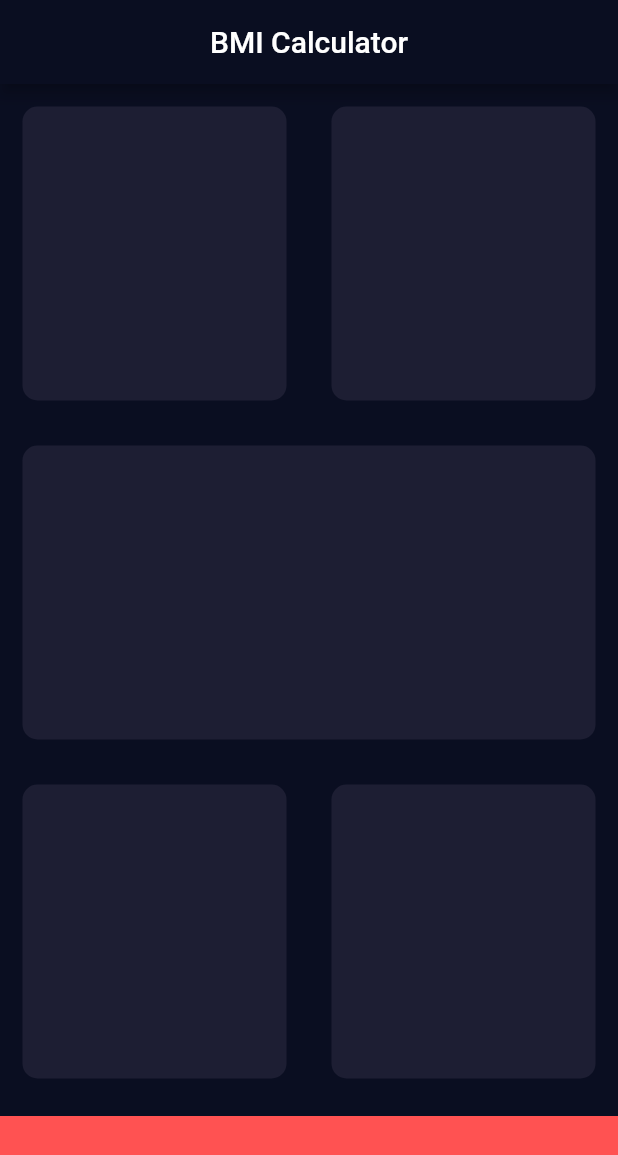
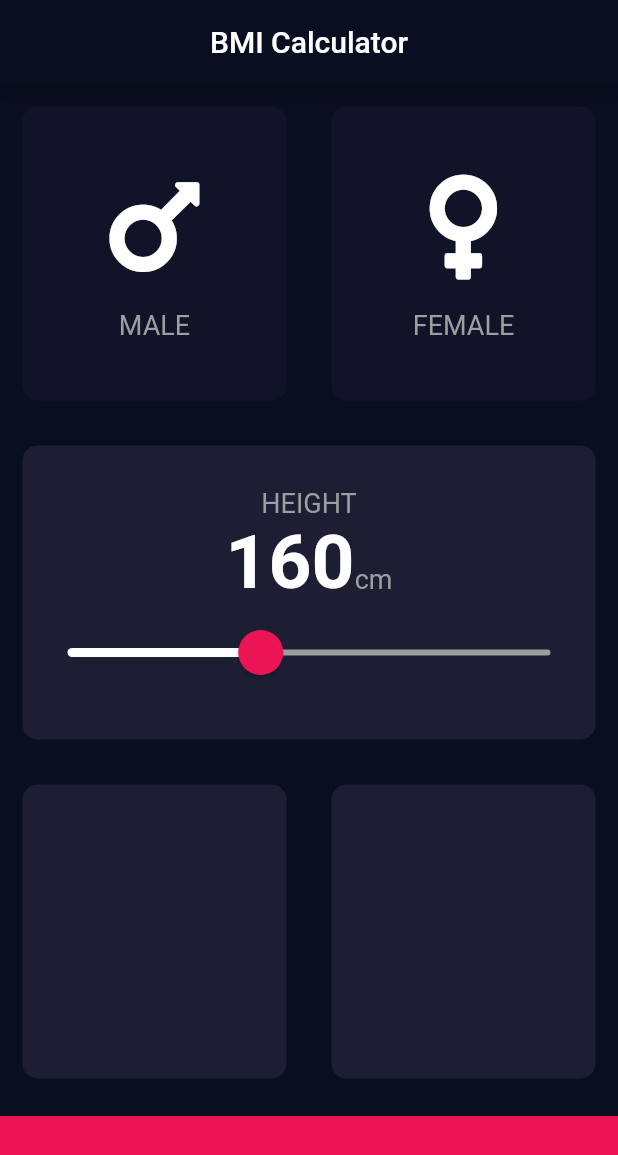
Before and after one commit to hho114/bmi_calculator, a Flutter app: the screen it shows after launch, on a phone screen of 412 x 824 dp. Shown: the top 1155 px of the screen. Run offline on Flutter 3.47's test engine with Material 2 defaults, Android fonts, the phone set to English and light mode, and no system bars; our stand-ins replace font_awesome_flutter.

Commit message:
update height section with slider

```diff
--- /dev/null
+++ b/lib/components/constants.dart
@@ -0,0 +1,8 @@
+import 'package:flutter/material.dart';
+
+const kBottomContainerHeight = 80.0;
+const kActiveCardColour = Color(0xFF1D1E33);
+const kInactiveCardColour = Color(0xFF111328);
+const kBottomContainerColor = Color(0xFFEB1555);
+const kLabelTextStyle = TextStyle(fontSize: 18.0,color: Colors.grey);
+const kNumberTextStyle = TextStyle(fontSize: 50.0,fontWeight: FontWeight.bold);
--- /dev/null
+++ b/lib/components/icon_content.dart
@@ -0,0 +1,27 @@
+import 'package:bmi_calculator/components/constants.dart';
+import 'package:flutter/material.dart';
+
+
+class IconContent extends StatelessWidget {
+   IconContent({
+    this.icon,this.label
+  });
+
+  final IconData icon;
+  final String label;
+
+  @override
+  Widget build(BuildContext context) {
+    return Column(
+      mainAxisAlignment: MainAxisAlignment.center,
+      children: <Widget>[
+        Icon(
+          icon,
+          size: 80,
+        ),
+        SizedBox(height: 15,),
+        Text(label,style: kLabelTextStyle,)
+      ],
+    );
+  }
+}
--- /dev/null
+++ b/lib/components/reusable_card.dart
@@ -0,0 +1,26 @@
+
+import 'package:flutter/material.dart';
+
+class ReusableCard extends StatelessWidget {
+  ReusableCard({
+    @required this.colour, this.cardChild,this.onPress,
+  });
+
+  final Color colour;
+  final Widget cardChild;
+  final Function onPress;
+  @override
+  Widget build(BuildContext context) {
+    return GestureDetector(
+      onTap: onPress,
+          child: Container(
+        child: cardChild,
+        margin: EdgeInsets.all(15.0),
+        decoration: BoxDecoration(
+          color: colour,
+          borderRadius: BorderRadius.circular(10.0),
+        ),
+      ),
+    );
+  }
+}
--- a/lib/input.dart
+++ b/lib/input.dart
@@ -1,8 +1,14 @@
+import 'package:bmi_calculator/components/constants.dart';
+import 'package:bmi_calculator/components/icon_content.dart';
+import 'package:bmi_calculator/components/reusable_card.dart';
 import 'package:flutter/material.dart';
+import 'package:font_awesome_flutter/font_awesome_flutter.dart';
 
- const bottomContainerHeight = 80.0;
- const activeCardColour = Color(0xFF1D1E33);
- const bottomContainerColor = Colors.redAccent;
+enum Gender {
+  male,
+  female,
+}
+
 class Input extends StatefulWidget {
   Input({Key key}) : super(key: key);
 
@@ -11,6 +17,9 @@ class Input extends StatefulWidget {
 }
 
 class _InputState extends State<Input> {
+  Gender selectedGender;
+  int height = 160;
+
   @override
   Widget build(BuildContext context) {
     return Scaffold(
@@ -24,12 +33,34 @@ class _InputState extends State<Input> {
                 children: <Widget>[
                   Expanded(
                     child: ReusableCard(
-                      colour: activeCardColour,
+                      onPress: () {
+                        setState(() {
+                          selectedGender = Gender.male;
+                        });
+                      },
+                      colour: selectedGender == Gender.male
+                          ? kActiveCardColour
+                          : kInactiveCardColour,
+                      cardChild: IconContent(
+                        icon: FontAwesomeIcons.mars,
+                        label: 'MALE',
+                      ),
                     ),
                   ),
                   Expanded(
                     child: ReusableCard(
-                      colour: activeCardColour,
+                      onPress: () {
+                        setState(() {
+                          selectedGender = Gender.female;
+                        });
+                      },
+                      colour: selectedGender == Gender.female
+                          ? kActiveCardColour
+                          : kInactiveCardColour,
+                      cardChild: IconContent(
+                        icon: FontAwesomeIcons.venus,
+                        label: 'FEMALE',
+                      ),
                     ),
                   ),
                 ],
@@ -37,7 +68,53 @@ class _InputState extends State<Input> {
             ),
             Expanded(
               child: ReusableCard(
-                colour: activeCardColour,
+                colour: kActiveCardColour,
+                cardChild: Column(
+                  mainAxisAlignment: MainAxisAlignment.center,
+                  children: <Widget>[
+                    Text(
+                      'HEIGHT',
+                      style: kLabelTextStyle,
+                    ),
+                    Row(
+                      mainAxisAlignment: MainAxisAlignment.center,
+                      crossAxisAlignment: CrossAxisAlignment.baseline,
+                      textBaseline: TextBaseline.alphabetic,
+                      children: <Widget>[
+                        Text(
+                          height.toString(),
+                          style: kNumberTextStyle,
+                        ),
+                        Text(
+                          'cm',
+                          style: kLabelTextStyle,
+                        ),
+                      ],
+                    ),
+                    SliderTheme(
+                      data: SliderTheme.of(context).copyWith(
+                        inactiveTrackColor: Colors.grey,
+                        activeTrackColor: Colors.white,
+                        thumbColor: kBottomContainerColor,
+                        overlayColor: Color(0x29EB1555),
+                        thumbShape:
+                            RoundSliderThumbShape(enabledThumbRadius: 15.0),
+                        overlayShape:
+                            RoundSliderOverlayShape(overlayRadius: 30.0),
+                      ),
+                      child: Slider(
+                        value: height.toDouble(),
+                        min: 120.0,
+                        max: 220.0,
+                        onChanged: (double value) {
+                          setState(() {
+                            height = value.round();
+                          });
+                        },
+                      ),
+                    )
+                  ],
+                ),
               ),
             ),
             Expanded(
@@ -45,42 +122,24 @@ class _InputState extends State<Input> {
                 children: <Widget>[
                   Expanded(
                     child: ReusableCard(
-                      colour: activeCardColour,
+                      colour: kActiveCardColour,
                     ),
                   ),
                   Expanded(
                     child: ReusableCard(
-                      colour: activeCardColour,
+                      colour: kActiveCardColour,
                     ),
                   ),
                 ],
               ),
             ),
             Container(
-              color: bottomContainerColor,
+              color: kBottomContainerColor,
               margin: EdgeInsets.only(top: 10.0),
               width: double.infinity,
-              height: bottomContainerHeight,
+              height: kBottomContainerHeight,
             )
           ],
         ));
   }
 }
-
-class ReusableCard extends StatelessWidget {
-  const ReusableCard({
-    @required this.colour,
-  });
-
-  final Color colour;
-  @override
-  Widget build(BuildContext context) {
-    return Container(
-      margin: EdgeInsets.all(15.0),
-      decoration: BoxDecoration(
-        color: colour,
-        borderRadius: BorderRadius.circular(10.0),
-      ),
-    );
-  }
-}
--- a/pubspec.yaml
+++ b/pubspec.yaml
@@ -23,6 +23,7 @@ dependencies:
   # The following adds the Cupertino Icons font to your application.
   # Use with the CupertinoIcons class for iOS style icons.
   cupertino_icons: ^0.1.2
+  font_awesome_flutter: ^8.5.0
 
 dev_dependencies:
   flutter_test:
```
Also changed, not shown: pubspec.lock.
